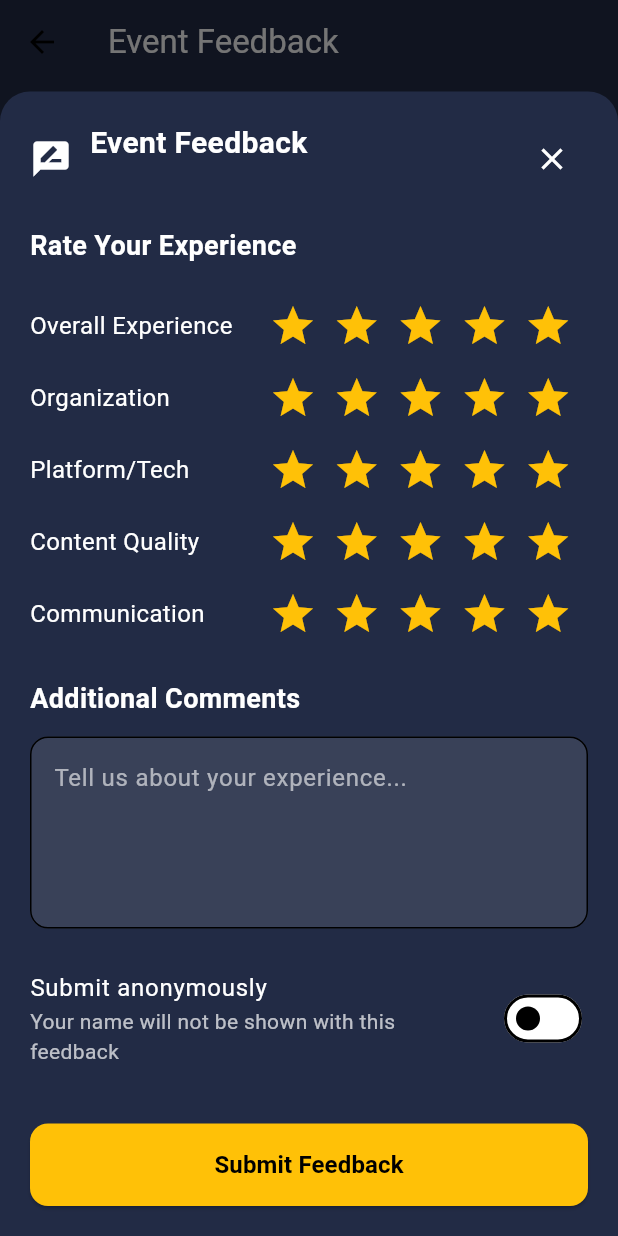
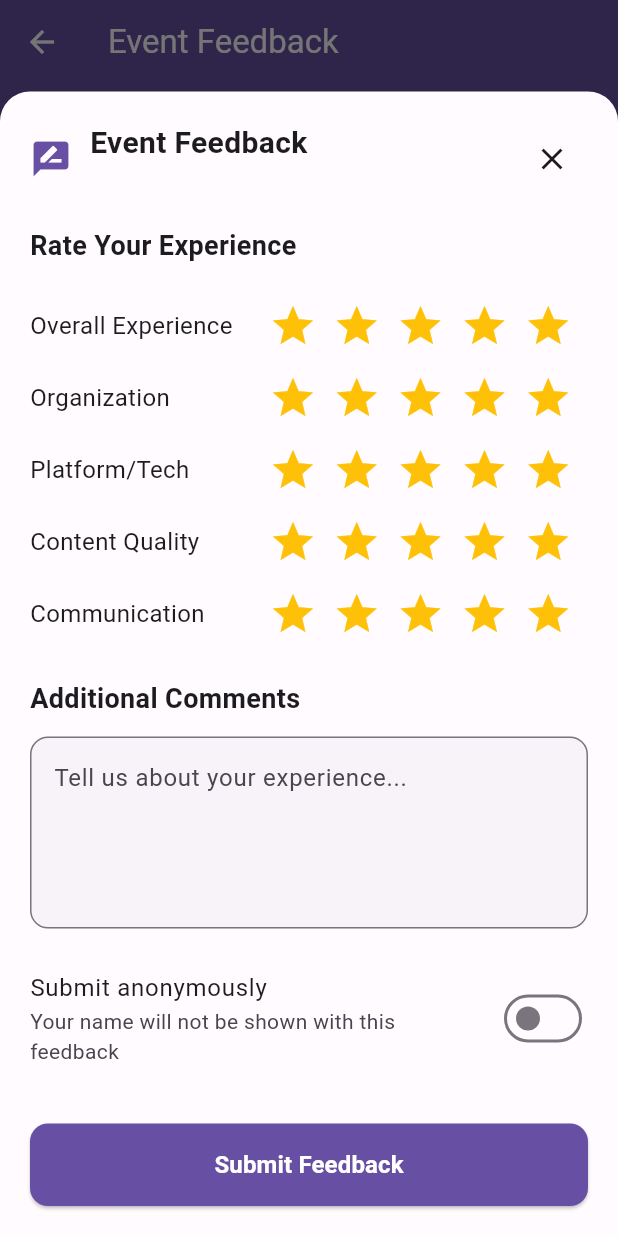
Before and after one commit to chrystar/compete_hub, a Flutter app: the EventFeedbackScreen screen opened directly with empty values, after a tap on "Add Review", on a phone screen of 412 x 824 dp. Run offline on Flutter 3.47's test engine with Material 3 defaults, Android fonts, the light colour scheme and no system bars; our stand-ins replace cached_network_image, cloud_firestore, connectivity_plus, firebase_auth, firebase_core, firebase_storage and 2 more; accounts and stored records are empty; statements that could not run were skipped.

Commit message:
Refactor color scheme and theme implementation across the app
- Updated AppColors to align with Material 3 design guidelines, introducing new color constants for light and dark themes.
- Modified ThemeData in lightTheme and darkTheme to utilize new color constants and improve overall UI consistency.
- Refactored EventDetailsScreen, EventFeedbackScreen, and FeedbackForm to use Theme.of(context) for color management, enhancing responsiveness to theme changes.
- Removed direct references to AppColors in favor of dynamic theme colors for better maintainability.
- Cleaned up unused imports and ensured consistent styling across various UI components.
- Updated pubspec.yaml to remove unnecessary asset paths.

```diff
--- a/lib/core/utils/app_colors.dart
+++ b/lib/core/utils/app_colors.dart
@@ -2,47 +2,120 @@ import 'package:flutter/material.dart';
 
 class AppColors {
 // Light theme colors
-static const Color lightPrimary = Color(0xff222b45);
-static const Color lightPrimaryText = Colors.white;
+static const Color lightPrimary = Color(0xFF6750A4); // Material 3 purple
+static const Color lightPrimaryContainer = Color(0xFFEADDFF);
+static const Color lightSecondary = Color(0xFF625B71);
+static const Color lightSecondaryContainer = Color(0xFFE8DEF8);
+static const Color lightSurface = Color(0xFFFFFBFE);
+static const Color lightSurfaceVariant = Color(0xFFE7E0EC);
+static const Color lightBackground = Color(0xFFFFFBFE);
 static const Color lightOnPrimary = Colors.white;
-static const Color lightBackground = Colors.white;
-static const Color lightOnBackground = Colors.black;
-static const Color lightError = Colors.red;
+static const Color lightOnPrimaryContainer = Color(0xFF21005D);
+static const Color lightOnSecondary = Colors.white;
+static const Color lightOnSecondaryContainer = Color(0xFF1D192B);
+static const Color lightOnSurface = Color(0xFF1C1B1F);
+static const Color lightOnSurfaceVariant = Color(0xFF49454F);
+static const Color lightOnBackground = Color(0xFF1C1B1F);
+static const Color lightOutline = Color(0xFF79747E);
+static const Color lightError = Color(0xFFBA1A1A);
 static const Color lightOnError = Colors.white;
 
-// Dark theme colors
-static const Color darkPrimary = Color(0xFFBB86FC); // Example primary color
-static const Color darkOnPrimary = Colors.black;
-static const Color darkBackground = Color(0xFF121212); // Dark background
-static const Color darkOnBackground = Colors.white;
-static const Color darkError = Colors.red;
-static const Color darkOnError = Colors.white;
+// Dark theme colors (keeping for future use)
+static const Color darkPrimary = Color(0xFFD0BCFF);
+static const Color darkOnPrimary = Color(0xFF381E72);
+static const Color darkBackground = Color(0xFF10131C);
+static const Color darkOnBackground = Color(0xFFE6E0E9);
+static const Color darkError = Color(0xFFFFB4AB);
+static const Color darkOnError = Color(0xFF690005);
 }
 
 ThemeData lightTheme = ThemeData(
+  useMaterial3: true,
+  brightness: Brightness.light,
   primaryColor: AppColors.lightPrimary,
   colorScheme: const ColorScheme.light(
     primary: AppColors.lightPrimary,
     onPrimary: AppColors.lightOnPrimary,
+    primaryContainer: AppColors.lightPrimaryContainer,
+    onPrimaryContainer: AppColors.lightOnPrimaryContainer,
+    secondary: AppColors.lightSecondary,
+    onSecondary: AppColors.lightOnSecondary,
+    secondaryContainer: AppColors.lightSecondaryContainer,
+    onSecondaryContainer: AppColors.lightOnSecondaryContainer,
+    surface: AppColors.lightSurface,
+    onSurface: AppColors.lightOnSurface,
+    surfaceVariant: AppColors.lightSurfaceVariant,
+    onSurfaceVariant: AppColors.lightOnSurfaceVariant,
     background: AppColors.lightBackground,
     onBackground: AppColors.lightOnBackground,
+    outline: AppColors.lightOutline,
     error: AppColors.lightError,
     onError: AppColors.lightOnError,
   ),
   scaffoldBackgroundColor: AppColors.lightBackground,
+  appBarTheme: const AppBarTheme(
+    backgroundColor: AppColors.lightPrimary,
+    foregroundColor: AppColors.lightOnPrimary,
+    elevation: 2,
+    surfaceTintColor: AppColors.lightPrimary,
+  ),
+  cardTheme: CardTheme(
+    color: AppColors.lightSurface,
+    elevation: 2,
+    shape: RoundedRectangleBorder(borderRadius: BorderRadius.circular(12)),
+  ),
   textTheme: const TextTheme(
+    bodyLarge: TextStyle(color: AppColors.lightOnBackground),
     bodyMedium: TextStyle(color: AppColors.lightOnBackground),
+    bodySmall: TextStyle(color: AppColors.lightOnSurfaceVariant),
+    headlineLarge: TextStyle(color: AppColors.lightOnBackground),
+    headlineMedium: TextStyle(color: AppColors.lightOnBackground),
+    headlineSmall: TextStyle(color: AppColors.lightOnBackground),
+    titleLarge: TextStyle(color: AppColors.lightOnBackground),
+    titleMedium: TextStyle(color: AppColors.lightOnBackground),
+    titleSmall: TextStyle(color: AppColors.lightOnBackground),
   ),
-  inputDecorationTheme: const InputDecorationTheme(
-    border: OutlineInputBorder(),
-    labelStyle: TextStyle(color: AppColors.lightOnBackground),
-    prefixIconColor: AppColors.lightOnBackground,
+  inputDecorationTheme: InputDecorationTheme(
+    border: OutlineInputBorder(
+      borderRadius: BorderRadius.circular(12),
+      borderSide: const BorderSide(color: AppColors.lightOutline),
+    ),
+    enabledBorder: OutlineInputBorder(
+      borderRadius: BorderRadius.circular(12),
+      borderSide: const BorderSide(color: AppColors.lightOutline),
+    ),
+    focusedBorder: OutlineInputBorder(
+      borderRadius: BorderRadius.circular(12),
+      borderSide: const BorderSide(color: AppColors.lightPrimary, width: 2),
+    ),
+    fillColor: AppColors.lightSurfaceVariant,
+    labelStyle: const TextStyle(color: AppColors.lightOnSurfaceVariant),
+    hintStyle: const TextStyle(color: AppColors.lightOnSurfaceVariant),
+    prefixIconColor: AppColors.lightOnSurfaceVariant,
+    suffixIconColor: AppColors.lightOnSurfaceVariant,
   ),
   elevatedButtonTheme: ElevatedButtonThemeData(
     style: ElevatedButton.styleFrom(
       foregroundColor: AppColors.lightOnPrimary,
       backgroundColor: AppColors.lightPrimary,
+      shape: RoundedRectangleBorder(borderRadius: BorderRadius.circular(8)),
     ),
+  ),
+  outlinedButtonTheme: OutlinedButtonThemeData(
+    style: OutlinedButton.styleFrom(
+      foregroundColor: AppColors.lightPrimary,
+      side: const BorderSide(color: AppColors.lightOutline),
+      shape: RoundedRectangleBorder(borderRadius: BorderRadius.circular(8)),
+    ),
+  ),
+  textButtonTheme: TextButtonThemeData(
+    style: TextButton.styleFrom(
+      foregroundColor: AppColors.lightPrimary,
+    ),
+  ),
+  floatingActionButtonTheme: const FloatingActionButtonThemeData(
+    backgroundColor: AppColors.lightPrimary,
+    foregroundColor: AppColors.lightOnPrimary,
   ),
 );
 
--- a/lib/src/screens/event_details/event_details_screen.dart
+++ b/lib/src/screens/event_details/event_details_screen.dart
@@ -1,7 +1,6 @@
 import 'package:flutter/material.dart';
 import 'package:provider/provider.dart';
 import 'dart:io';
-import '../../../core/utils/app_colors.dart';
 import '../../models/event.dart';
 import '../../providers/event_provider.dart';
 import '../../providers/feedback_provider.dart';
@@ -37,9 +36,10 @@ class _EventDetailsScreenState extends State<EventDetailsScreen>
   @override
   Widget build(BuildContext context) {
     return Scaffold(
-      backgroundColor: AppColors.lightPrimary,
+      backgroundColor: Theme.of(context).colorScheme.background,
       appBar: AppBar(
-        backgroundColor: AppColors.lightPrimary,
+        backgroundColor: Theme.of(context).colorScheme.primary,
+        foregroundColor: Theme.of(context).colorScheme.onPrimary,
         title: Text(widget.event.name),
         actions: [
           IconButton(
@@ -56,8 +56,8 @@ class _EventDetailsScreenState extends State<EventDetailsScreen>
         ],
         bottom: TabBar(
           controller: _tabController,
-          labelColor: Colors.white,
-          unselectedLabelColor: Colors.white.withOpacity(0.6),
+          labelColor: Theme.of(context).colorScheme.onPrimary,
+          unselectedLabelColor: Theme.of(context).colorScheme.onPrimary.withOpacity(0.7),
           indicatorColor: Colors.amber,
           tabs: const [
             Tab(text: 'Details'),
@@ -86,7 +86,8 @@ class _EventDetailsScreenState extends State<EventDetailsScreen>
                 return ElevatedButton(
                   style: ElevatedButton.styleFrom(
                     backgroundColor:
-                        isRegistered ? Colors.green : Colors.deepPurple,
+                        isRegistered ? Colors.green : Theme.of(context).colorScheme.primary,
+                    foregroundColor: Colors.white,
                     padding: const EdgeInsets.symmetric(vertical: 16),
                   ),
                   onPressed: isRegistered
@@ -94,7 +95,7 @@ class _EventDetailsScreenState extends State<EventDetailsScreen>
                       : () => _showRegistrationForm(context),
                   child: Text(
                     isRegistered ? 'Already Registered' : 'Register Now',
-                    style: const TextStyle(fontSize: 16, color: Colors.white),
+                    style: const TextStyle(fontSize: 16),
                   ),
                 );
               },
@@ -114,7 +115,7 @@ class _EventDetailsScreenState extends State<EventDetailsScreen>
           Text(
             'Description',
             style: TextStyle(
-              color: Colors.white,
+              color: Theme.of(context).colorScheme.onBackground,
               fontSize: 20,
               fontWeight: FontWeight.bold,
             ),
@@ -122,7 +123,7 @@ class _EventDetailsScreenState extends State<EventDetailsScreen>
           SizedBox(height: 8),
           Text(
             widget.event.description,
-            style: TextStyle(color: Colors.white),
+            style: TextStyle(color: Theme.of(context).colorScheme.onBackground),
           ),
           SizedBox(height: 24),
           _buildInfoSection('Date & Time', [
@@ -243,7 +244,7 @@ class _EventDetailsScreenState extends State<EventDetailsScreen>
         Text(
           title,
           style: TextStyle(
-            color: Colors.white,
+            color: Theme.of(context).colorScheme.onBackground,
             fontSize: 20,
             fontWeight: FontWeight.bold,
           ),
@@ -251,7 +252,7 @@ class _EventDetailsScreenState extends State<EventDetailsScreen>
         SizedBox(height: 8),
         ...details.map((detail) => Padding(
               padding: EdgeInsets.only(bottom: 4),
-              child: Text(detail, style: TextStyle(color: Colors.white)),
+              child: Text(detail, style: TextStyle(color: Theme.of(context).colorScheme.onSurfaceVariant)),
             )),
         SizedBox(height: 24),
       ],
--- a/lib/src/screens/feedback/event_feedback_screen.dart
+++ b/lib/src/screens/feedback/event_feedback_screen.dart
@@ -1,6 +1,5 @@
 import 'package:flutter/material.dart';
 import 'package:provider/provider.dart';
-import '../../../core/utils/app_colors.dart';
 import '../../models/event.dart';
 import '../../models/feedback.dart';
 import '../../providers/feedback_provider.dart';
@@ -64,17 +63,17 @@ class _EventFeedbackScreenState extends State<EventFeedbackScreen>
   @override
   Widget build(BuildContext context) {
     return Scaffold(
-      backgroundColor: AppColors.lightPrimary,
+      backgroundColor: Theme.of(context).colorScheme.background,
       appBar: AppBar(
-        backgroundColor: AppColors.lightPrimary,
+        backgroundColor: Theme.of(context).colorScheme.primary,
+        foregroundColor: Theme.of(context).colorScheme.onPrimary,
         title: const Text(
           'Event Feedback',
-          style: TextStyle(color: Colors.white),
         ),
         bottom: TabBar(
           controller: _tabController,
-          labelColor: Colors.white,
-          unselectedLabelColor: Colors.white.withOpacity(0.6),
+          labelColor: Theme.of(context).colorScheme.onPrimary,
+          unselectedLabelColor: Theme.of(context).colorScheme.onPrimary.withOpacity(0.7),
           indicatorColor: Colors.amber,
           tabs: const [
             Tab(text: 'Overview'),
@@ -196,8 +195,8 @@ class _EventFeedbackScreenState extends State<EventFeedbackScreen>
         children: [
           Text(
             widget.event.name,
-            style: const TextStyle(
-              color: Colors.white,
+            style: TextStyle(
+              color: Theme.of(context).colorScheme.onBackground,
               fontSize: 20,
               fontWeight: FontWeight.bold,
             ),
@@ -206,23 +205,22 @@ class _EventFeedbackScreenState extends State<EventFeedbackScreen>
           Text(
             widget.event.description,
             style: TextStyle(
-              color: Colors.white.withOpacity(0.8),
+              color: Theme.of(context).colorScheme.onSurfaceVariant,
               fontSize: 14,
             ),
           ),
-          const SizedBox(height: 12),
-          Row(
+          const SizedBox(height: 12),            Row(
               children: [
                 Icon(
                   _isEventOngoing ? Icons.live_tv : Icons.event,
-                color: _isEventOngoing ? Colors.red : Colors.white.withOpacity(0.7),
+                  color: _isEventOngoing ? Colors.red : Theme.of(context).colorScheme.onSurfaceVariant,
                   size: 16,
                 ),
                 const SizedBox(width: 8),
                 Text(
                   _isEventOngoing ? 'Event is ongoing' : 'Event completed',
                   style: TextStyle(
-                  color: _isEventOngoing ? Colors.red : Colors.white.withOpacity(0.7),
+                    color: _isEventOngoing ? Colors.red : Theme.of(context).colorScheme.onSurfaceVariant,
                     fontSize: 12,
                     fontWeight: FontWeight.bold,
                   ),
--- a/lib/src/widgets/feedback_display.dart
+++ b/lib/src/widgets/feedback_display.dart
@@ -1,6 +1,5 @@
 import 'package:flutter/material.dart';
 import 'package:provider/provider.dart';
-import '../../core/utils/app_colors.dart';
 import '../models/feedback.dart';
 import '../models/event.dart';
 import '../providers/feedback_provider.dart';
@@ -40,10 +39,10 @@ class FeedbackDisplay extends StatelessWidget {
   Widget _buildHeader(BuildContext context, FeedbackProvider feedbackProvider) {
     return Row(
       children: [
-        const Text(
+        Text(
           'Event Feedback',
           style: TextStyle(
-            color: Colors.white,
+            color: Theme.of(context).colorScheme.onSurface,
             fontSize: 20,
             fontWeight: FontWeight.bold,
           ),
@@ -510,9 +509,9 @@ class AllFeedbackScreen extends StatelessWidget {
   @override
   Widget build(BuildContext context) {
     return Scaffold(
-      backgroundColor: AppColors.lightPrimary,
+      backgroundColor: Theme.of(context).colorScheme.surface,
       appBar: AppBar(
-        backgroundColor: AppColors.lightPrimary,
+        backgroundColor: Theme.of(context).colorScheme.surface,
         title: const Text('All Feedback'),
       ),
       body: Padding(
--- a/lib/src/widgets/feedback_form.dart
+++ b/lib/src/widgets/feedback_form.dart
@@ -1,6 +1,5 @@
 import 'package:flutter/material.dart';
 import 'package:provider/provider.dart';
-import '../../core/utils/app_colors.dart';
 import '../models/feedback.dart';
 import '../models/event.dart';
 import '../providers/feedback_provider.dart';
@@ -57,7 +56,7 @@ class _FeedbackFormState extends State<FeedbackForm> {
   Widget build(BuildContext context) {
     return Container(
       decoration: BoxDecoration(
-        color: AppColors.lightPrimary,
+        color: Theme.of(context).colorScheme.surface,
         borderRadius: const BorderRadius.vertical(top: Radius.circular(20)),
       ),
       padding: EdgeInsets.only(
@@ -100,7 +99,7 @@ class _FeedbackFormState extends State<FeedbackForm> {
       children: [
         Icon(
           widget.isDuringEvent ? Icons.live_help : Icons.rate_review,
-          color: Colors.white,
+          color: Theme.of(context).colorScheme.primary,
           size: 28,
         ),
         const SizedBox(width: 12),
@@ -111,8 +110,8 @@ class _FeedbackFormState extends State<FeedbackForm> {
               Text(
                 widget.existingFeedback != null ? 'Edit Feedback' :
                 widget.isDuringEvent ? 'Live Feedback' : 'Event Feedback',
-                style: const TextStyle(
-                  color: Colors.white,
+                style: TextStyle(
+                  color: Theme.of(context).colorScheme.onSurface,
                   fontSize: 20,
                   fontWeight: FontWeight.bold,
                 ),
@@ -120,7 +119,7 @@ class _FeedbackFormState extends State<FeedbackForm> {
               Text(
                 widget.event.name,
                 style: TextStyle(
-                  color: Colors.white.withOpacity(0.8),
+                  color: Theme.of(context).colorScheme.onSurfaceVariant,
                   fontSize: 14,
                 ),
               ),
@@ -129,7 +128,7 @@ class _FeedbackFormState extends State<FeedbackForm> {
         ),
         IconButton(
           onPressed: () => Navigator.pop(context),
-          icon: const Icon(Icons.close, color: Colors.white),
+          icon: Icon(Icons.close, color: Theme.of(context).colorScheme.onSurface),
         ),
       ],
     );
@@ -139,10 +138,10 @@ class _FeedbackFormState extends State<FeedbackForm> {
     return Column(
       crossAxisAlignment: CrossAxisAlignment.start,
       children: [
-        const Text(
+        Text(
           'Rate Your Experience',
           style: TextStyle(
-            color: Colors.white,
+            color: Theme.of(context).colorScheme.onSurface,
             fontSize: 18,
             fontWeight: FontWeight.bold,
           ),
@@ -160,13 +159,13 @@ class _FeedbackFormState extends State<FeedbackForm> {
         children: [
           Expanded(
             flex: 2,
-            child: Text(
-              _getFeedbackTypeLabel(type),
-              style: const TextStyle(
-                color: Colors.white,
-                fontSize: 16,
+            child:              Text(
+                _getFeedbackTypeLabel(type),
+                style: TextStyle(
+                  color: Theme.of(context).colorScheme.onSurface,
+                  fontSize: 16,
+                ),
               ),
-            ),
           ),
           Expanded(
             flex: 3,
@@ -184,7 +183,7 @@ class _FeedbackFormState extends State<FeedbackForm> {
                     rating <= (_ratings[type] ?? 0) ? Icons.star : Icons.star_border,
                     color: rating <= (_ratings[type] ?? 0)
                         ? Colors.amber
-                        : Colors.white.withOpacity(0.5),
+                        : Theme.of(context).colorScheme.onSurface.withOpacity(0.3),
                     size: 32,
                   ),
                 );
@@ -200,10 +199,10 @@ class _FeedbackFormState extends State<FeedbackForm> {
     return Column(
       crossAxisAlignment: CrossAxisAlignment.start,
       children: [
-        const Text(
+        Text(
           'Additional Comments',
           style: TextStyle(
-            color: Colors.white,
+            color: Theme.of(context).colorScheme.onSurface,
             fontSize: 18,
             fontWeight: FontWeight.bold,
           ),
@@ -216,19 +215,19 @@ class _FeedbackFormState extends State<FeedbackForm> {
             hintText: widget.isDuringEvent
                 ? 'Share your thoughts about the ongoing event...'
                 : 'Tell us about your experience...',
-            hintStyle: TextStyle(color: Colors.white.withOpacity(0.6)),
+            hintStyle: TextStyle(color: Theme.of(context).colorScheme.onSurfaceVariant),
             filled: true,
-            fillColor: Colors.white.withOpacity(0.1),
+            fillColor: Theme.of(context).colorScheme.surfaceVariant.withOpacity(0.3),
             border: OutlineInputBorder(
               borderRadius: BorderRadius.circular(12),
-              borderSide: BorderSide(color: Colors.white.withOpacity(0.3)),
+              borderSide: BorderSide(color: Theme.of(context).colorScheme.outline),
             ),
             focusedBorder: OutlineInputBorder(
               borderRadius: BorderRadius.circular(12),
-              borderSide: const BorderSide(color: Colors.amber, width: 2),
+              borderSide: BorderSide(color: Theme.of(context).colorScheme.primary, width: 2),
             ),
           ),
-          style: const TextStyle(color: Colors.white),
+          style: TextStyle(color: Theme.of(context).colorScheme.onSurface),
           validator: (value) {
             if (widget.isDuringEvent && (value == null || value.trim().isEmpty)) {
               return 'Please provide some feedback for live events';
@@ -244,13 +243,13 @@ class _FeedbackFormState extends State<FeedbackForm> {
     return Column(
       children: [
         SwitchListTile(
-          title: const Text(
+          title: Text(
             'Submit anonymously',
-            style: TextStyle(color: Colors.white),
+            style: TextStyle(color: Theme.of(context).colorScheme.onSurface),
           ),
           subtitle: Text(
             'Your name will not be shown with this feedback',
-            style: TextStyle(color: Colors.white.withOpacity(0.7)),
+            style: TextStyle(color: Theme.of(context).colorScheme.onSurfaceVariant),
           ),
           value: _isAnonymous,
           onChanged: (value) {
@@ -258,7 +257,7 @@ class _FeedbackFormState extends State<FeedbackForm> {
               _isAnonymous = value;
             });
           },
-          activeColor: Colors.amber,
+          activeColor: Theme.of(context).colorScheme.primary,
           contentPadding: EdgeInsets.zero,
         ),
       ],
@@ -271,20 +270,20 @@ class _FeedbackFormState extends State<FeedbackForm> {
       child: ElevatedButton(
         onPressed: _isSubmitting ? null : _submitFeedback,
         style: ElevatedButton.styleFrom(
-          backgroundColor: Colors.amber,
-          foregroundColor: Colors.black,
+          backgroundColor: Theme.of(context).colorScheme.primary,
+          foregroundColor: Theme.of(context).colorScheme.onPrimary,
           padding: const EdgeInsets.symmetric(vertical: 16),
           shape: RoundedRectangleBorder(
             borderRadius: BorderRadius.circular(12),
           ),
         ),
         child: _isSubmitting
-            ? const SizedBox(
+            ? SizedBox(
                 height: 20,
                 width: 20,
                 child: CircularProgressIndicator(
                   strokeWidth: 2,
-                  valueColor: AlwaysStoppedAnimation<Color>(Colors.black),
+                  valueColor: AlwaysStoppedAnimation<Color>(Theme.of(context).colorScheme.onPrimary),
                 ),
               )
             : Text(
--- a/pubspec.yaml
+++ b/pubspec.yaml
@@ -65,7 +65,6 @@ flutter:
   uses-material-design: true
 
   assets:
-    - assets/images/categories/
 
 
   # An image asset can refer to one or more resolution-specific "variants", see
```
Also changed, not shown: 4 other files. Lines whose indentation alone changed are shown as unchanged.
